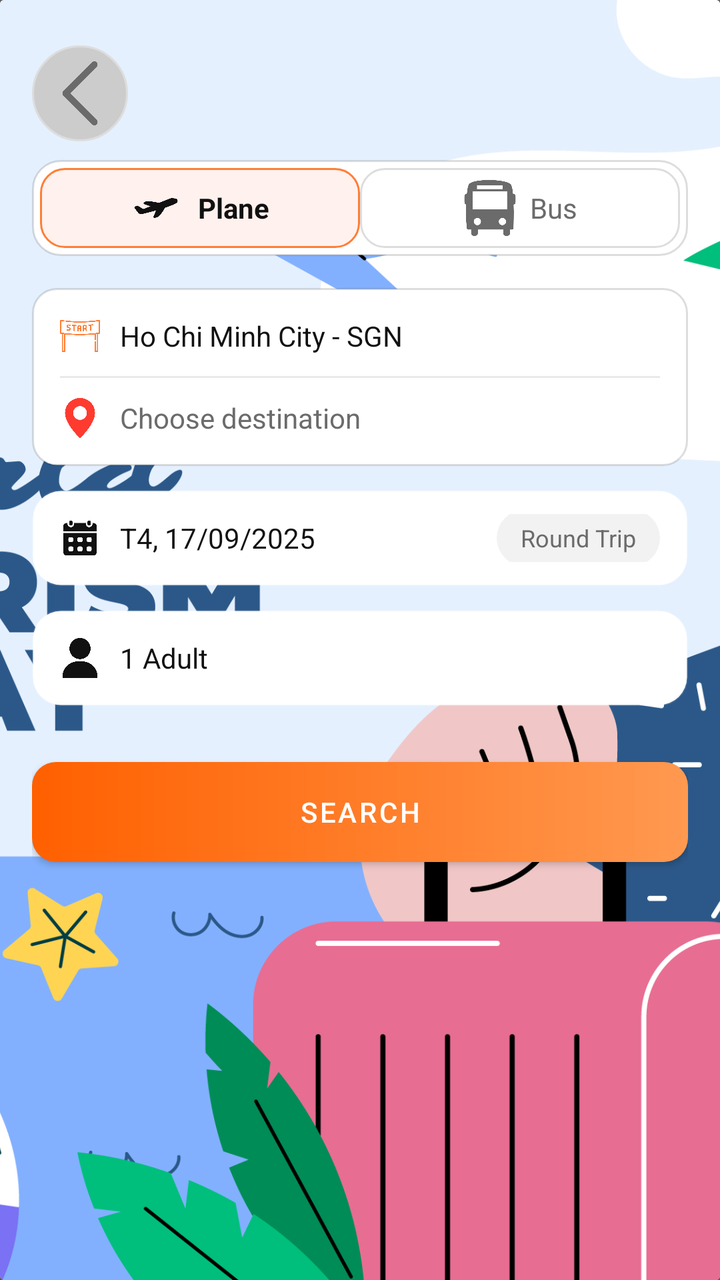
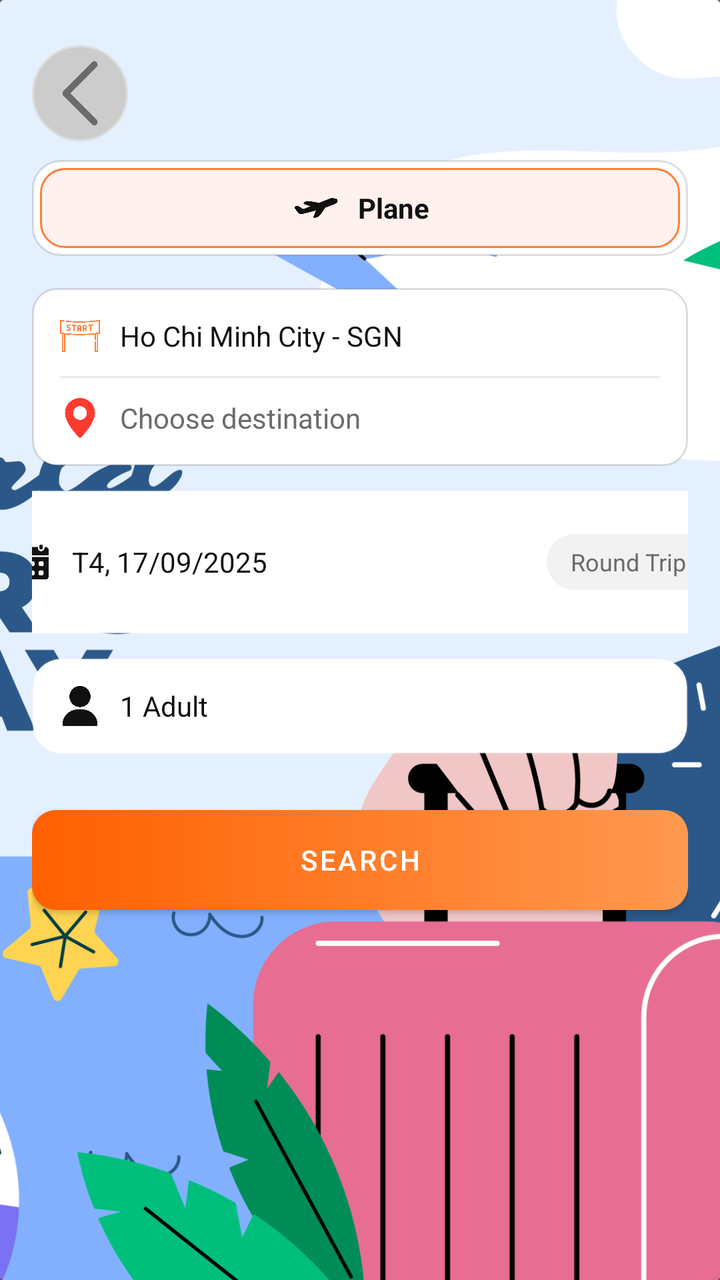

The first picture is an Android layout as it rendered before a commit; the second is the same layout after the commit. The layout source and the unified diff follow.
<!-- AndroidManifest.xml: application theme Theme.MaterialComponents.DayNight.NoActionBar -->
<!-- res/layout/plane_booking.xml -->
<?xml version="1.0" encoding="utf-8"?>
<FrameLayout xmlns:android="http://schemas.android.com/apk/res/android"
    xmlns:app="http://schemas.android.com/apk/res-auto"
    android:layout_width="match_parent"
    android:layout_height="match_parent"
    android:background="#666666">

    
    <androidx.cardview.widget.CardView
        android:layout_width="match_parent"
        android:layout_height="match_parent"
        android:padding="0dp">

        <FrameLayout
            android:layout_width="match_parent"
            android:layout_height="match_parent">

            
            <ImageView
                android:id="@+id/imgHero"
                android:layout_width="match_parent"
                android:layout_height="match_parent"
                android:scaleType="centerCrop"
                android:src="@drawable/illustration_plane_bg"/>

            
            <androidx.constraintlayout.widget.ConstraintLayout
                android:layout_width="match_parent"
                android:layout_height="match_parent"
                android:padding="16dp">

                
                <ImageButton
                    android:id="@+id/btnBack"
                    android:layout_width="48dp"
                    android:layout_height="48dp"
                    android:background="@drawable/btn_back"
                    android:src="@drawable/ic_back"
                    android:scaleType="centerInside"
                    android:translationY="20px"
                    android:tint="#6B6B6B"
                    android:padding="8dp"
                    android:contentDescription="@string/back"
                    app:layout_constraintStart_toStartOf="parent"
                    app:layout_constraintTop_toTopOf="parent"/>

                
                <LinearLayout
                    android:id="@+id/segmented"
                    android:layout_width="0dp"
                    android:layout_height="48dp"
                    android:layout_marginTop="16dp"
                    android:background="@drawable/bg_toggle_border"
                    android:padding="4dp"
                    android:orientation="horizontal"
                    app:layout_constraintTop_toBottomOf="@id/btnBack"
                    app:layout_constraintStart_toStartOf="parent"
                    app:layout_constraintEnd_toEndOf="parent">

                    
                    <LinearLayout
                        android:id="@+id/tabPlane"
                        android:layout_width="0dp"
                        android:layout_height="match_parent"
                        android:layout_weight="1"
                        android:background="@drawable/bg_tab_selected"
                        android:gravity="center"
                        android:orientation="horizontal"
                        android:paddingHorizontal="16dp">

                        <ImageView
                            android:layout_width="26dp"
                            android:layout_height="26dp"
                            android:src="@drawable/ic_plane"
                            android:tint="#111111" />
                        <TextView
                            android:layout_width="wrap_content"
                            android:layout_height="wrap_content"
                            android:layout_marginStart="8dp"
                            android:text="Plane"
                            android:textStyle="bold"
                            android:textColor="#111111" />
                    </LinearLayout>

                    
                    <LinearLayout
                        android:id="@+id/tabBus"
                        android:layout_width="0dp"
                        android:layout_height="match_parent"
                        android:layout_weight="1"
                        android:background="@drawable/bg_tab_unselected"
                        android:gravity="center"
                        android:orientation="horizontal"
                        android:paddingHorizontal="12dp">

                        <ImageView
                            android:layout_width="28dp"
                            android:layout_height="28dp"
                            android:src="@drawable/ic_bus"
                            android:tint="#6B6B6B"
                            android:contentDescription="@string/bus"/>
                        <TextView
                            android:id="@+id/txtBus"
                            android:layout_width="wrap_content"
                            android:layout_height="wrap_content"
                            android:layout_marginStart="6dp"
                            android:text="Bus"
                            android:textColor="#6B6B6B"/>
                    </LinearLayout>
                </LinearLayout>

                
                <LinearLayout
                    android:id="@+id/cardRoute"
                    android:layout_width="0dp"
                    android:layout_height="wrap_content"
                    android:orientation="vertical"
                    android:background="@drawable/bg_tab_unselected"
                    android:padding="14dp"
                    android:layout_marginTop="16dp"
                    app:layout_constraintTop_toBottomOf="@id/segmented"
                    app:layout_constraintStart_toStartOf="parent"
                    app:layout_constraintEnd_toEndOf="parent">

                    
                    <LinearLayout
                        android:layout_width="match_parent"
                        android:layout_height="wrap_content"
                        android:orientation="horizontal"
                        android:gravity="center_vertical">

                        <ImageView
                            android:layout_width="20dp"
                            android:layout_height="20dp"
                            android:src="@drawable/ic_origin"
                            android:tint="#FF7E36"
                            android:contentDescription="@string/from"/>

                        <TextView
                            android:id="@+id/txtFrom"
                            android:layout_width="0dp"
                            android:layout_height="wrap_content"
                            android:layout_weight="1"
                            android:layout_marginStart="10dp"
                            android:text="Ho Chi Minh City - SGN"
                            android:textColor="#111111"/>

                    </LinearLayout>

                    <View
                        android:layout_width="match_parent"
                        android:layout_height="1dp"
                        android:layout_marginVertical="10dp"
                        android:background="#E9E9E9"/>

                    
                    <LinearLayout
                        android:layout_width="match_parent"
                        android:layout_height="wrap_content"
                        android:orientation="horizontal"
                        android:gravity="center_vertical">

                        <ImageView
                            android:layout_width="20dp"
                            android:layout_height="20dp"
                            android:src="@drawable/ic_pin"
                            android:tint="#FF3B30"
                            android:contentDescription="@string/to"/>

                        <TextView
                            android:id="@+id/txtTo"
                            android:layout_width="0dp"
                            android:layout_height="wrap_content"
                            android:layout_weight="1"
                            android:layout_marginStart="10dp"
                            android:text="Choose destination"
                            android:textColor="#6B6B6B"/>
                    </LinearLayout>
                </LinearLayout>

                
                <LinearLayout
                    android:id="@+id/cardDate"
                    android:layout_width="0dp"
                    android:layout_height="48dp"
                    android:orientation="horizontal"
                    android:gravity="center_vertical"
                    android:background="@drawable/bg_card_white"
                    android:paddingHorizontal="14dp"
                    android:layout_marginTop="12dp"
                    app:layout_constraintTop_toBottomOf="@id/cardRoute"
                    app:layout_constraintStart_toStartOf="parent"
                    app:layout_constraintEnd_toEndOf="parent">

                    <ImageView
                        android:layout_width="20dp"
                        android:layout_height="20dp"
                        android:src="@drawable/ic_calendar"
                        android:tint="#111111"
                        android:contentDescription="@string/date"/>

                    <TextView
                        android:id="@+id/txtDate"
                        android:layout_width="0dp"
                        android:layout_height="wrap_content"
                        android:layout_weight="1"
                        android:layout_marginStart="10dp"
                        android:text="T4, 17/09/2025"
                        android:textColor="#111111"/>

                    
                    <TextView
                        android:id="@+id/pillTripType"
                        android:layout_width="wrap_content"
                        android:layout_height="28dp"
                        android:background="@drawable/bg_pill_light"
                        android:gravity="center"
                        android:paddingLeft="12dp"
                        android:paddingRight="12dp"
                        android:text="Round Trip"
                        android:textColor="#6B6B6B"
                        android:textSize="12sp" />
                </LinearLayout>

                
                <LinearLayout
                    android:id="@+id/cardPassengers"
                    android:layout_width="0dp"
                    android:layout_height="48dp"
                    android:orientation="horizontal"
                    android:gravity="center_vertical"
                    android:background="@drawable/bg_card_white"
                    android:paddingHorizontal="14dp"
                    android:layout_marginTop="12dp"
                    app:layout_constraintTop_toBottomOf="@id/cardDate"
                    app:layout_constraintStart_toStartOf="parent"
                    app:layout_constraintEnd_toEndOf="parent">

                    <ImageView
                        android:layout_width="20dp"
                        android:layout_height="20dp"
                        android:src="@drawable/ic_user"
                        android:tint="#111111"
                        android:contentDescription="@string/passengers"/>

                    <TextView
                        android:id="@+id/txtPassengers"
                        android:layout_width="0dp"
                        android:layout_height="wrap_content"
                        android:layout_weight="1"
                        android:layout_marginStart="10dp"
                        android:text="1 Adult"
                        android:textColor="#111111"/>
                </LinearLayout>

                
                <Button
                    android:id="@+id/btnSearch"
                    android:layout_width="0dp"
                    android:layout_height="50dp"
                    android:layout_marginTop="28dp"
                    android:backgroundTint="@null"
                    app:backgroundTint="@null"
                    android:background="@drawable/btn_signin_gradient"
                    android:elevation="6dp"
                    android:text="Search"
                    android:textColor="@android:color/white"
                    app:layout_constraintEnd_toEndOf="parent"
                    app:layout_constraintHorizontal_bias="0.0"
                    app:layout_constraintStart_toStartOf="parent"
                    app:layout_constraintTop_toBottomOf="@id/cardPassengers" />


                
            </androidx.constraintlayout.widget.ConstraintLayout>
        </FrameLayout>
    </androidx.cardview.widget.CardView>
</FrameLayout>
<!-- resources referenced by this layout -->
<resources>
  <!-- drawable bg_card_white (drawable) -->
  <shape xmlns:android="http://schemas.android.com/apk/res/android">
      <solid android:color="#FFFFFFFF"/>
      <corners android:radius="14dp"/>
      <padding android:left="14dp" android:top="12dp" android:right="14dp" android:bottom="12dp"/>
      <stroke android:width="1dp" android:color="#1FFFFFFF"/>
  </shape>
  <!-- drawable bg_pill_light (drawable) -->
  <shape xmlns:android="http://schemas.android.com/apk/res/android">
      <solid android:color="#F2F2F2"/>
      <corners android:radius="16dp"/>
  </shape>
  <!-- drawable bg_tab_selected (drawable) -->
  <?xml version="1.0" encoding="utf-8"?>
  <shape xmlns:android="http://schemas.android.com/apk/res/android">
      <solid android:color="#FFF1EE"/>   
      <stroke android:width="1dp" android:color="#FF7E36"/> 
      <corners android:radius="12dp"/>
  </shape>
  <!-- drawable bg_tab_unselected (drawable) -->
  <?xml version="1.0" encoding="utf-8"?>
  <shape xmlns:android="http://schemas.android.com/apk/res/android">
      <solid android:color="#FFFFFFFF"/>
      <stroke android:width="1dp" android:color="#22000000"/>
      <corners android:radius="12dp"/>
  </shape>
  <!-- drawable bg_toggle_border (drawable) -->
  <?xml version="1.0" encoding="utf-8"?>
  <shape xmlns:android="http://schemas.android.com/apk/res/android">
      <solid android:color="#FFFFFFFF"/>
      <stroke android:width="1dp" android:color="#22000000"/>
      <corners android:radius="14dp"/>
  </shape>
  <!-- drawable btn_back (drawable) -->
  <shape xmlns:android="http://schemas.android.com/apk/res/android"
      android:shape="rectangle">
      <solid android:color="#CCCCCC"/>
      <stroke android:width="1dp" android:color="#DDD"/>
      <corners android:radius="30dp"/>
  </shape>
  <!-- drawable btn_signin_gradient (drawable) -->
  <shape xmlns:android="http://schemas.android.com/apk/res/android"
      android:shape="rectangle">
      <gradient
          android:startColor="#FF6000"
          android:endColor="#FF9950"
          android:angle="0"/>
      <corners android:radius="12dp"/>
      <padding android:left="16dp" android:right="16dp"/>
      <size android:height="50dp"/>
  </shape>
  <!-- drawable ic_back: png bitmap (drawable, 2754 bytes) -->
  <!-- drawable ic_bus: png bitmap (drawable, 6131 bytes) -->
  <!-- drawable ic_calendar: png bitmap (drawable, 10008 bytes) -->
  <!-- drawable ic_origin: png bitmap (drawable, 11239 bytes) -->
  <!-- drawable ic_pin: png bitmap (drawable, 11890 bytes) -->
  <!-- drawable ic_plane: png bitmap (drawable, 6539 bytes) -->
  <!-- drawable ic_user: png bitmap (drawable, 9600 bytes) -->
  <!-- drawable illustration_plane_bg: jpg bitmap (drawable, 877380 bytes) -->
  <string name="back">Back</string>
  <string name="bus">Bus</string>
  <string name="date">Date</string>
  <string name="from">From</string>
  <string name="passengers">Passengers</string>
  <string name="to">To</string>
</resources>

<!-- the commit's change to res/layout/plane_booking.xml (unified diff, before → after) -->
@@ -83,30 +83,6 @@
                     </LinearLayout>
 
                     
-                    <LinearLayout
-                        android:id="@+id/tabBus"
-                        android:layout_width="0dp"
-                        android:layout_height="match_parent"
-                        android:layout_weight="1"
-                        android:background="@drawable/bg_tab_unselected"
-                        android:gravity="center"
-                        android:orientation="horizontal"
-                        android:paddingHorizontal="12dp">
-
-                        <ImageView
-                            android:layout_width="28dp"
-                            android:layout_height="28dp"
-                            android:src="@drawable/ic_bus"
-                            android:tint="#6B6B6B"
-                            android:contentDescription="@string/bus"/>
-                        <TextView
-                            android:id="@+id/txtBus"
-                            android:layout_width="wrap_content"
-                            android:layout_height="wrap_content"
-                            android:layout_marginStart="6dp"
-                            android:text="Bus"
-                            android:textColor="#6B6B6B"/>
-                    </LinearLayout>
                 </LinearLayout>
 
                 
@@ -181,32 +157,32 @@
                 
                 <LinearLayout
                     android:id="@+id/cardDate"
-                    android:layout_width="0dp"
-                    android:layout_height="48dp"
+                    android:layout_width="377dp"
+                    android:layout_height="72dp"
+                    android:layout_marginTop="12dp"
+                    android:background="@drawable/bg_card_white"
+                    android:gravity="center_vertical"
                     android:orientation="horizontal"
-                    android:gravity="center_vertical"
-                    android:background="@drawable/bg_card_white"
                     android:paddingHorizontal="14dp"
-                    android:layout_marginTop="12dp"
-                    app:layout_constraintTop_toBottomOf="@id/cardRoute"
-                    app:layout_constraintStart_toStartOf="parent"
-                    app:layout_constraintEnd_toEndOf="parent">
+                    app:layout_constraintEnd_toEndOf="parent"
+                    app:layout_constraintStart_toStartOf="parent"
+                    app:layout_constraintTop_toBottomOf="@id/cardRoute">
 
                     <ImageView
                         android:layout_width="20dp"
                         android:layout_height="20dp"
+                        android:contentDescription="@string/date"
                         android:src="@drawable/ic_calendar"
-                        android:tint="#111111"
-                        android:contentDescription="@string/date"/>
+                        android:tint="#111111" />
 
                     <TextView
                         android:id="@+id/txtDate"
                         android:layout_width="0dp"
                         android:layout_height="wrap_content"
+                        android:layout_marginStart="10dp"
                         android:layout_weight="1"
-                        android:layout_marginStart="10dp"
                         android:text="T4, 17/09/2025"
-                        android:textColor="#111111"/>
+                        android:textColor="#111111" />
 
                     
                     <TextView
<!-- resource entries referenced after the edit -->
@@ -52,7 +52,6 @@
       <size android:height="50dp"/>
   </shape>
   <!-- drawable ic_back: png bitmap (drawable, 2754 bytes) -->
-  <!-- drawable ic_bus: png bitmap (drawable, 6131 bytes) -->
   <!-- drawable ic_calendar: png bitmap (drawable, 10008 bytes) -->
   <!-- drawable ic_origin: png bitmap (drawable, 11239 bytes) -->
   <!-- drawable ic_pin: png bitmap (drawable, 11890 bytes) -->
@@ -60,7 +59,6 @@
   <!-- drawable ic_user: png bitmap (drawable, 9600 bytes) -->
   <!-- drawable illustration_plane_bg: jpg bitmap (drawable, 877380 bytes) -->
   <string name="back">Back</string>
-  <string name="bus">Bus</string>
   <string name="date">Date</string>
   <string name="from">From</string>
   <string name="passengers">Passengers</string>
